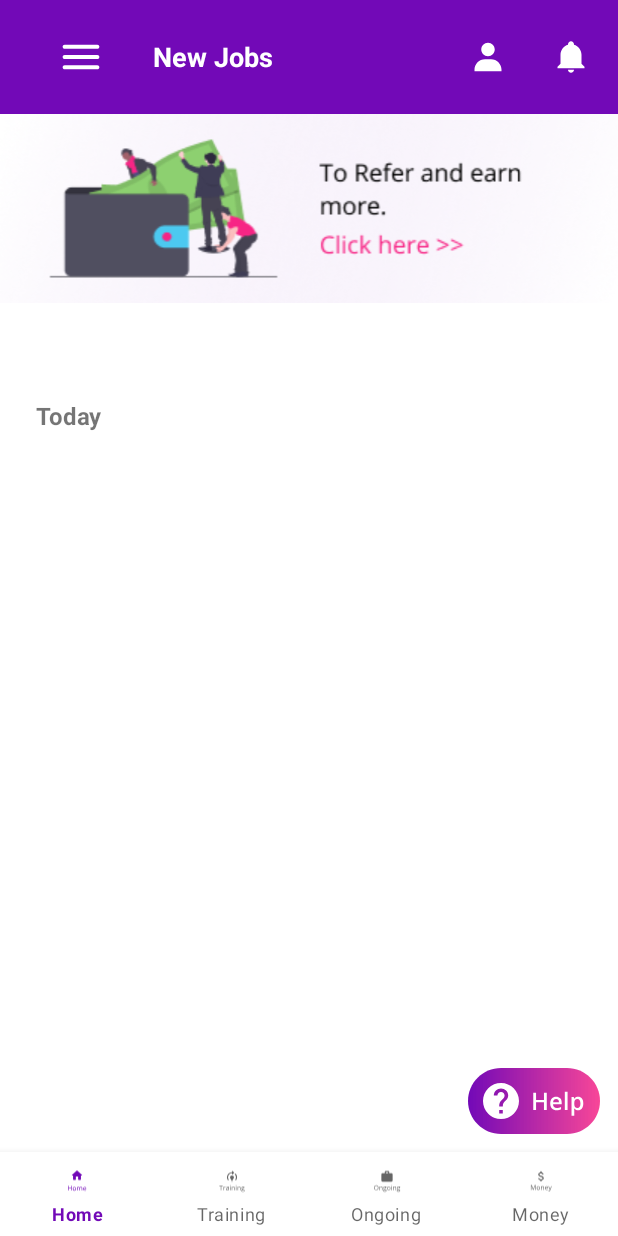
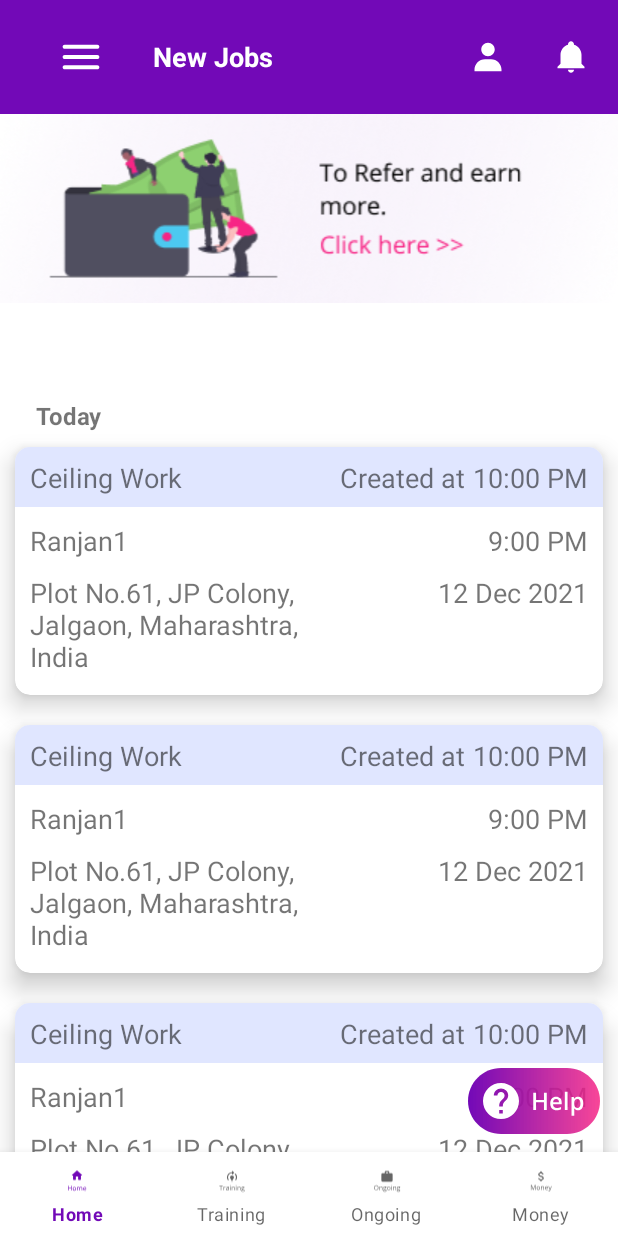
Before and after one commit to AmolPardeshi99/Homify, an Android app: the screen it shows after launch (HomeActivity), on a phone screen of 412 x 824 dp. Run offline under Robolectric (Android 15) with nearby library versions, the phone set to English and light mode, and no system bars; our stand-ins replace data binding.

Commit message:
Added Home Fragment and Job Detail Fragment

```diff
--- a/app/src/main/java/dev/dominators/homify/ui/homepage/HomeFragment.kt
+++ b/app/src/main/java/dev/dominators/homify/ui/homepage/HomeFragment.kt
@@ -8,46 +8,39 @@ import android.view.ViewGroup
 import androidx.databinding.DataBindingUtil
 import androidx.recyclerview.widget.LinearLayoutManager
 import dev.dominators.homify.R
-import dev.dominators.homify.databinding.ActivityMainBinding
 import dev.dominators.homify.databinding.FragmentHomeBinding
 import dev.dominators.homify.ui.homepage.diffutil.NewJobAdapter
 import dev.dominators.homify.ui.homepage.diffutil.NewJobData
 
-class HomeFragment : Fragment(R.layout.fragment_home) {
+class HomeFragment : Fragment() {
 
     lateinit var fragmentHomeBinding: FragmentHomeBinding
     var newJobList = arrayListOf<NewJobData>()
+    lateinit var newJobAdapter: NewJobAdapter
 
-
-    override fun onViewCreated(view: View, savedInstanceState: Bundle?) {
-        super.onViewCreated(view, savedInstanceState)
-        fragmentHomeBinding = FragmentHomeBinding.inflate(layoutInflater)
+    override fun onCreateView(
+        inflater: LayoutInflater,
+        container: ViewGroup?,
+        savedInstanceState: Bundle?
+    ): View? {
+        fragmentHomeBinding = DataBindingUtil.inflate(inflater,R.layout.fragment_home,container,false)
+        val view = fragmentHomeBinding.root
+        val recyclerView = fragmentHomeBinding.newJobRecycler
+        recyclerView.layoutManager = LinearLayoutManager(context)
         buildData()
-    }
-
-    override fun onResume() {
-        super.onResume()
-        setAdaptor()
-    }
-
-    private fun setAdaptor() {
-        val linearLayoutManager = LinearLayoutManager(context)
-        val newJobAdapter = NewJobAdapter()
-        fragmentHomeBinding.newJobRecycler.apply {
-            adapter = newJobAdapter
-            layoutManager = linearLayoutManager
-            newJobAdapter.updateData(newJobList)
-        }
-
+        newJobAdapter = NewJobAdapter(newJobList)
+        recyclerView.adapter = newJobAdapter
+        return view
     }
 
     private fun buildData() {
         for (i in 1..3){
-            val newJobData = NewJobData("10:00 PM","Ranjan${i}",
+            val newJobData = NewJobData("10:00 PM","Ranjan${1}",
                 "Plot No.61, JP Colony, Jalgaon, Maharashtra, India","9:00 PM",
                 "12 Dec 2021",1234567800,"I want best service",
                 1200.0000f,0.0000f,0.0000f)
             newJobList.add(newJobData)
+
         }
     }
 
--- a/app/src/main/java/dev/dominators/homify/ui/homepage/diffutil/NewJobAdapter.kt
+++ b/app/src/main/java/dev/dominators/homify/ui/homepage/diffutil/NewJobAdapter.kt
@@ -9,33 +9,28 @@ import dev.dominators.homify.R
 import dev.dominators.homify.databinding.NewworkItemLayoutBinding
 
 
-class NewJobAdapter : RecyclerView.Adapter<NewJobAdapter.NewJobViewHolder>() {
-    private val jobList  = arrayListOf<NewJobData>()
+class NewJobAdapter(
+    private val newJobDataList:List<NewJobData>
+) : RecyclerView.Adapter<NewJobAdapter.NewJobViewHolder>() {
 
     override fun onCreateViewHolder(parent: ViewGroup, viewType: Int): NewJobViewHolder {
-       return NewJobViewHolder(DataBindingUtil.inflate(LayoutInflater.from(parent.context),R.layout.newwork_item_layout,parent,false))
+       return NewJobViewHolder(DataBindingUtil.inflate(LayoutInflater.from(parent.context),
+           R.layout.newwork_item_layout,parent,false))
     }
 
     override fun onBindViewHolder(holder: NewJobViewHolder, position: Int) {
-        val newJobData = jobList[position]
+        val newJobData = newJobDataList[position]
         holder.setData(newJobData)
-
     }
 
     override fun getItemCount(): Int {
-        return jobList.size
+        return newJobDataList.size
     }
 
-    fun updateData(newJobDataList:List<NewJobData>){
-        val diffUtilCallBack = NewJobDiffUtilCallBack(jobList,newJobDataList)
-        val diffResult = DiffUtil.calculateDiff(diffUtilCallBack)
-        jobList.clear()
-        jobList.addAll(newJobDataList)
-        diffResult.dispatchUpdatesTo(this)
-    }
 
-    class NewJobViewHolder(private val itemview: NewworkItemLayoutBinding) :
+    class NewJobViewHolder(private val itemview : NewworkItemLayoutBinding) :
         RecyclerView.ViewHolder(itemview.root) {
+
         fun setData(newJobData: NewJobData) {
             itemview.jobDataModel = newJobData
         }
@@ -43,3 +38,13 @@ class NewJobAdapter : RecyclerView.Adapter<NewJobAdapter.NewJobViewHolder>() {
 
 
 }
+
+//
+//
+//fun updateData(newJobDataList:List<NewJobData>){
+//    val diffUtilCallBack = NewJobDiffUtilCallBack(jobList,newJobDataList)
+//    val diffResult = DiffUtil.calculateDiff(diffUtilCallBack)
+//    jobList.clear()
+//    jobList.addAll(newJobDataList)
+//    diffResult.dispatchUpdatesTo(this)
+//}
--- a/app/src/main/res/layout/fragment_home.xml
+++ b/app/src/main/res/layout/fragment_home.xml
@@ -3,8 +3,7 @@
     xmlns:app="http://schemas.android.com/apk/res-auto"
     xmlns:tools="http://schemas.android.com/tools">
 
-    <data>
-    </data>
+    <data></data>
 
     <LinearLayout
         android:layout_width="match_parent"
@@ -102,13 +101,12 @@
                 android:layout_width="wrap_content"
                 android:layout_height="wrap_content"
                 android:src="@drawable/ic_help_button"
-                app:layout_constraintEnd_toEndOf="parent"
-                app:layout_constraintBottom_toBottomOf="parent"/>
+                app:layout_constraintBottom_toBottomOf="parent"
+                app:layout_constraintEnd_toEndOf="parent" />
         </androidx.constraintlayout.widget.ConstraintLayout>
     </LinearLayout>
 </layout>
 
 
-
-<!--    android:focusable="true"-->
-<!--    android:focusableInTouchMode="true"-->
+    <!--    android:focusable="true"-->
+    <!--    android:focusableInTouchMode="true"-->
--- a/app/src/main/res/layout/newwork_item_layout.xml
+++ b/app/src/main/res/layout/newwork_item_layout.xml
@@ -3,6 +3,7 @@
     xmlns:app="http://schemas.android.com/apk/res-auto">
 
     <data>
+
         <variable
             name="jobDataModel"
             type="dev.dominators.homify.ui.homepage.diffutil.NewJobData" />
@@ -10,107 +11,100 @@
 
     <com.google.android.material.card.MaterialCardView
         android:layout_width="match_parent"
+        android:layout_height="165dp"
+        android:layout_margin="10dp"
         app:cardCornerRadius="10dp"
-        android:layout_margin="10dp"
-        app:cardElevation="10dp"
-        android:layout_height="165dp">
+        app:cardElevation="10dp">
 
         <androidx.constraintlayout.widget.ConstraintLayout
             android:layout_width="match_parent"
             android:layout_height="wrap_content"
-            android:layout_marginBottom="10dp"
-            >
+            android:layout_marginBottom="10dp">
 
             <View
                 android:id="@+id/view_skyblue"
-                app:layout_constraintTop_toTopOf="parent"
+                android:layout_width="match_parent"
+                android:layout_height="40dp"
+                android:background="@color/faint_skyblue"
                 app:layout_constraintStart_toStartOf="parent"
-                android:layout_width="match_parent"
-                android:background="@color/faint_skyblue"
-                android:layout_height="40dp"/>
+                app:layout_constraintTop_toTopOf="parent" />
 
             <TextView
                 android:layout_width="wrap_content"
                 android:layout_height="wrap_content"
+                android:layout_marginStart="10dp"
                 android:text="Ceiling Work"
                 android:textSize="18sp"
-                android:layout_marginStart="10dp"
-                app:layout_constraintTop_toTopOf="@id/view_skyblue"
                 app:layout_constraintBottom_toBottomOf="@id/view_skyblue"
                 app:layout_constraintStart_toStartOf="parent"
-                />
+                app:layout_constraintTop_toTopOf="@id/view_skyblue" />
 
             <TextView
                 android:id="@+id/tvCreated"
                 android:layout_width="wrap_content"
                 android:layout_height="wrap_content"
+                android:layout_marginEnd="5dp"
                 android:text="Created at"
                 android:textSize="18sp"
-                android:layout_marginEnd="5dp"
-                app:layout_constraintTop_toTopOf="@id/view_skyblue"
                 app:layout_constraintBottom_toBottomOf="@id/view_skyblue"
                 app:layout_constraintEnd_toStartOf="@id/tvNewJobCreatedTime"
-                />
+                app:layout_constraintTop_toTopOf="@id/view_skyblue" />
 
             <TextView
                 android:id="@+id/tvNewJobCreatedTime"
                 android:layout_width="wrap_content"
                 android:layout_height="wrap_content"
+                android:layout_marginEnd="10dp"
                 android:text="@{jobDataModel.createdTime}"
                 android:textSize="18sp"
-                android:layout_marginEnd="10dp"
-                app:layout_constraintTop_toTopOf="@id/view_skyblue"
                 app:layout_constraintBottom_toBottomOf="@id/view_skyblue"
                 app:layout_constraintEnd_toEndOf="parent"
-                />
+                app:layout_constraintTop_toTopOf="@id/view_skyblue" />
 
             <TextView
                 android:id="@+id/tvCustomerName"
                 android:layout_width="wrap_content"
                 android:layout_height="wrap_content"
+                android:layout_margin="10dp"
+                android:layout_marginEnd="10dp"
                 android:text="@{jobDataModel.customerName}"
                 android:textSize="18sp"
-                android:layout_marginEnd="10dp"
-                android:layout_margin="10dp"
-                app:layout_constraintTop_toBottomOf="@id/view_skyblue"
                 app:layout_constraintStart_toStartOf="parent"
-                />
+                app:layout_constraintTop_toBottomOf="@id/view_skyblue" />
 
             <TextView
                 android:id="@+id/tvCustomerAdd"
                 android:layout_width="220dp"
                 android:layout_height="wrap_content"
+                android:layout_margin="10dp"
+                android:layout_marginEnd="10dp"
                 android:inputType="textMultiLine"
                 android:text="@{jobDataModel.customerAdd}"
                 android:textSize="18sp"
-                android:layout_marginEnd="10dp"
-                android:layout_margin="10dp"
-                app:layout_constraintTop_toBottomOf="@id/tvCustomerName"
                 app:layout_constraintStart_toStartOf="parent"
-                />
+                app:layout_constraintTop_toBottomOf="@id/tvCustomerName" />
 
             <TextView
                 android:id="@+id/tvnewJobTime"
                 android:layout_width="wrap_content"
                 android:layout_height="wrap_content"
+                android:layout_margin="10dp"
+                android:layout_marginEnd="10dp"
                 android:text="@{jobDataModel.newJobTime}"
                 android:textSize="18sp"
-                android:layout_marginEnd="10dp"
-                android:layout_margin="10dp"
-                app:layout_constraintTop_toBottomOf="@id/view_skyblue"
                 app:layout_constraintEnd_toEndOf="parent"
-                />
+                app:layout_constraintTop_toBottomOf="@id/view_skyblue" />
+
             <TextView
                 android:id="@+id/tvnewJobDate"
                 android:layout_width="wrap_content"
                 android:layout_height="wrap_content"
+                android:layout_margin="10dp"
+                android:layout_marginEnd="10dp"
                 android:text="@{jobDataModel.newJobDate}"
                 android:textSize="18sp"
-                android:layout_marginEnd="10dp"
-                android:layout_margin="10dp"
-                app:layout_constraintTop_toBottomOf="@id/tvnewJobTime"
                 app:layout_constraintEnd_toEndOf="parent"
-                />
+                app:layout_constraintTop_toBottomOf="@id/tvnewJobTime" />
 
         </androidx.constraintlayout.widget.ConstraintLayout>
 
```
Also changed, not shown: app/src/main/res/drawable/ic_location_icon.xml (added, +9 -0 lines), app/src/main/res/layout/fragment_job_detail_page.xml (+133 -28 lines).
